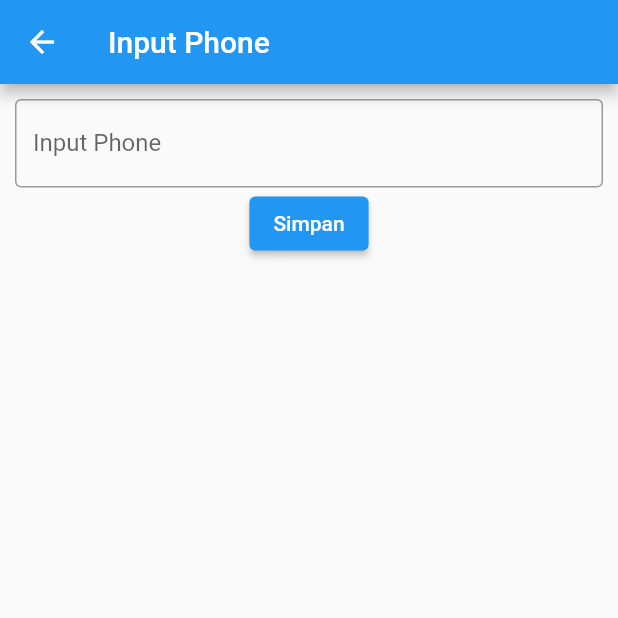
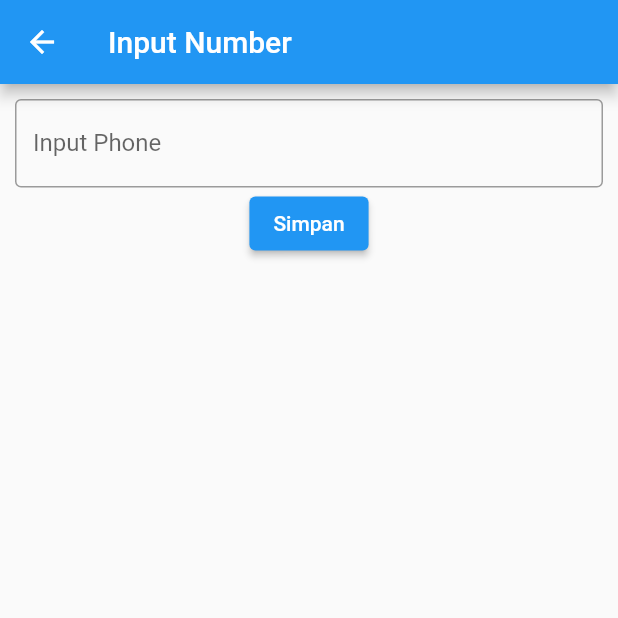
Before and after one commit to Wulanfebrianti/TugasFlutter, a Flutter app: the InputPhone screen opened directly, on a phone screen of 412 x 824 dp, the top half of it. Run offline on Flutter 3.47's test engine with Material 2 defaults, Android fonts, the phone set to English and light mode, and no system bars.

Commit message:
Mengubah phone menjadi number

```diff
--- a/lib/InputPhone.dart
+++ b/lib/InputPhone.dart
@@ -12,7 +12,7 @@ class _InputPhoneState extends State<InputPhone> {
   Widget build(BuildContext context) {
     return Scaffold(
       appBar: AppBar(
-        title: Text("Input Phone"),
+        title: Text("Input Number"),
       ),
       body: Container(
         margin: EdgeInsets.all(10),
```
